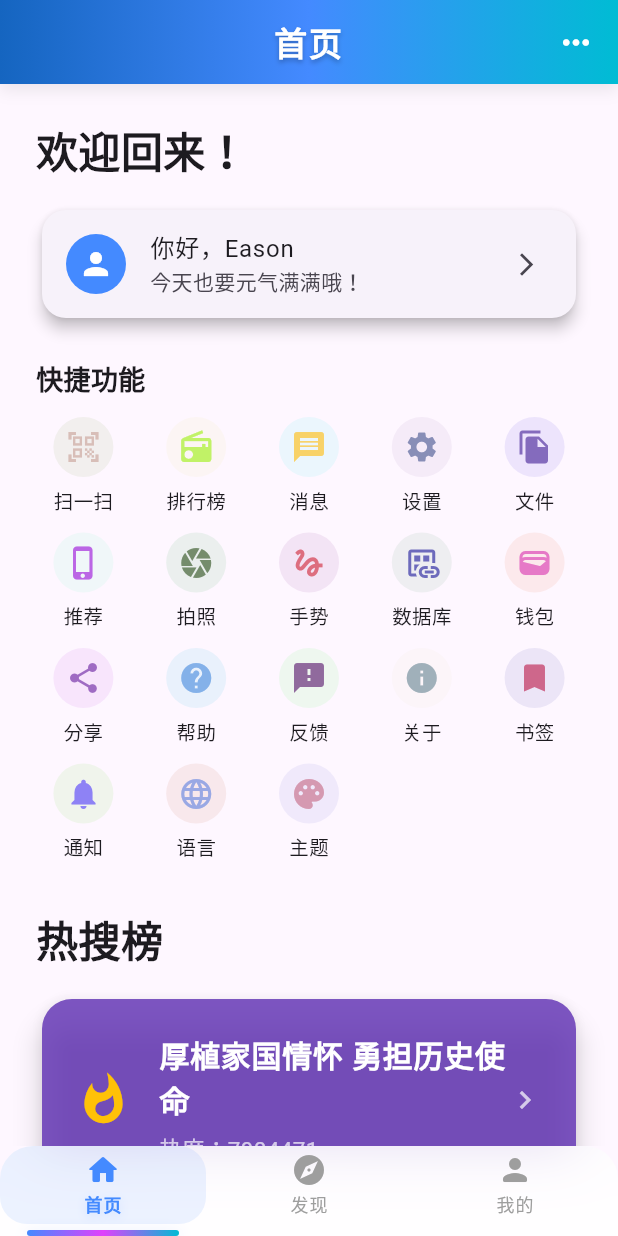
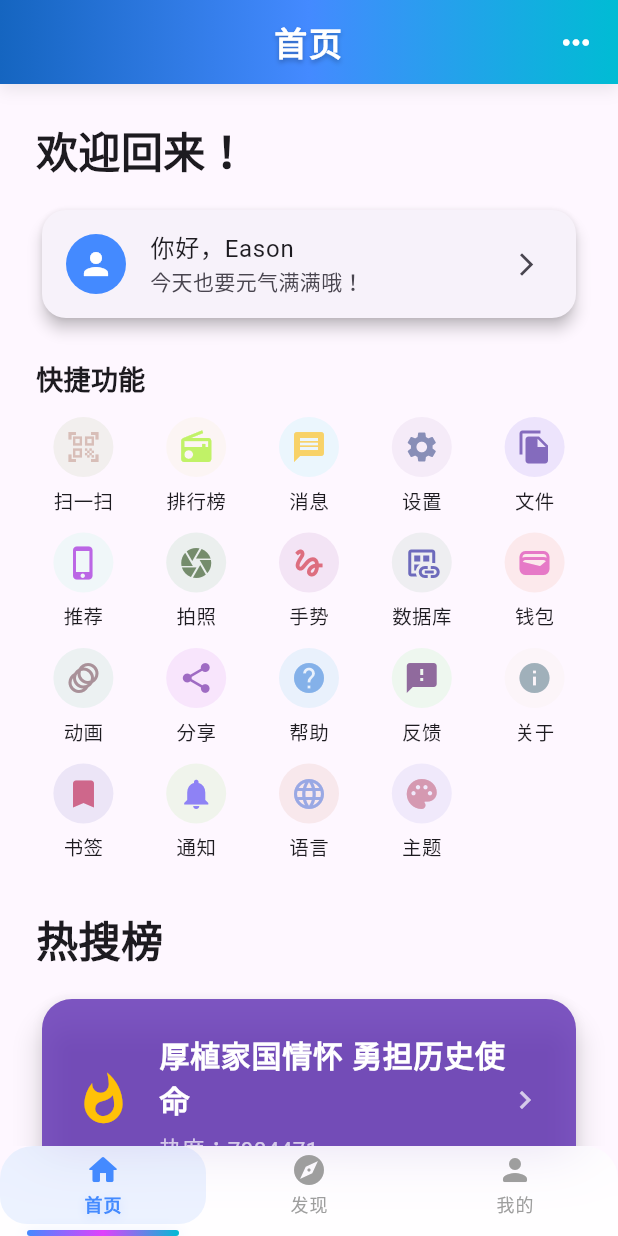
Before and after one commit to HYAdonisCoding/eason_nebula, a Flutter app: the screen it shows after launch, on a phone screen of 412 x 824 dp. Run offline on Flutter 3.47's test engine with Material 3 defaults, Android fonts, the light colour scheme and no system bars; our stand-ins replace cached_network_image, extended_image, local_auth, shared_preferences, sqflite, vibration and 1 more; missing offline and left inert: flutter_inappwebview, lpinyin, mobile_scanner, webview_flutter_android, webview_flutter_wkwebview; accounts and stored records are empty; key blocks and very long unbroken strings in the code were emptied for the run.

Commit message:
Add AnimationPage

```diff
--- /dev/null
+++ b/lib/ui/Animations/BaseAnimation.dart
@@ -0,0 +1,24 @@
+import 'package:eason_nebula/ui/Base/EasonBasePage.dart';
+import 'package:flutter/material.dart';
+
+class BaseAnimation extends EasonBasePage {
+  const BaseAnimation({Key? key}) : super(key: key);
+
+  @override
+  String get title => 'BaseAnimation';
+
+  @override
+  State<BaseAnimation> createState() => _BaseAnimationState();
+}
+
+class _BaseAnimationState extends BasePageState<BaseAnimation> {
+  @override
+  Widget buildContent(BuildContext context) {
+    return Center(
+      child: Text(
+        'BaseAnimation Content',
+        style: TextStyle(fontSize: 24, color: Colors.blue),
+      ),
+    );
+  }
+}
--- /dev/null
+++ b/lib/ui/Animations/HeroAnimation.dart
@@ -0,0 +1,24 @@
+import 'package:eason_nebula/ui/Base/EasonBasePage.dart';
+import 'package:flutter/material.dart';
+
+class HeroAnimation extends EasonBasePage {
+  const HeroAnimation({Key? key}) : super(key: key);
+
+  @override
+  String get title => 'HeroAnimation';
+
+  @override
+  State<HeroAnimation> createState() => _HeroAnimationState();
+}
+
+class _HeroAnimationState extends BasePageState<HeroAnimation> {
+  @override
+  Widget buildContent(BuildContext context) {
+    return Center(
+      child: Text(
+        'HeroAnimation Content',
+        style: TextStyle(fontSize: 24, color: Colors.blue),
+      ),
+    );
+  }
+}
--- /dev/null
+++ b/lib/ui/Animations/StaggeredAnimation.dart
@@ -0,0 +1,24 @@
+import 'package:eason_nebula/ui/Base/EasonBasePage.dart';
+import 'package:flutter/material.dart';
+
+class StaggeredAnimation extends EasonBasePage {
+  const StaggeredAnimation({Key? key}) : super(key: key);
+
+  @override
+  String get title => 'StaggeredAnimation';
+
+  @override
+  State<StaggeredAnimation> createState() => _StaggeredAnimationState();
+}
+
+class _StaggeredAnimationState extends BasePageState<StaggeredAnimation> {
+  @override
+  Widget buildContent(BuildContext context) {
+    return Center(
+      child: Text(
+        'StaggeredAnimation Content',
+        style: TextStyle(fontSize: 24, color: Colors.blue),
+      ),
+    );
+  }
+}
--- a/lib/ui/HomePageContent.dart
+++ b/lib/ui/HomePageContent.dart
@@ -1,3 +1,4 @@
+import 'package:eason_nebula/ui/Animations/AnimationPage.dart';
 import 'package:eason_nebula/ui/DatabasePage.dart';
 import 'package:eason_nebula/ui/FileOperationPage.dart';
 import 'package:eason_nebula/ui/GesturePage.dart';
@@ -239,6 +240,17 @@ class _HomePageContentState extends State<HomePageContent> {
                 EasonMessenger.showError(context, message: '面容识别失败，无法进入钱包');
               }
             },
+          );
+        },
+      },
+      {
+        'icon': Icons.animation,
+        'label': '动画',
+        'onTap': () {
+          debugPrint('动画');
+          Navigator.push(
+            context,
+            MaterialPageRoute(builder: (_) => AnimationPage()),
           );
         },
       },
```
Also changed, not shown: lib/ui/Animations/AnimationPage.dart (added, +72 -0 lines).
